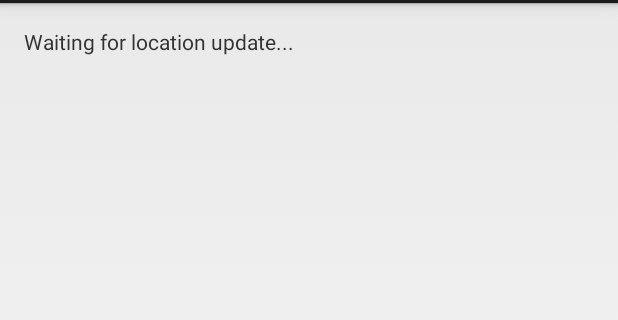
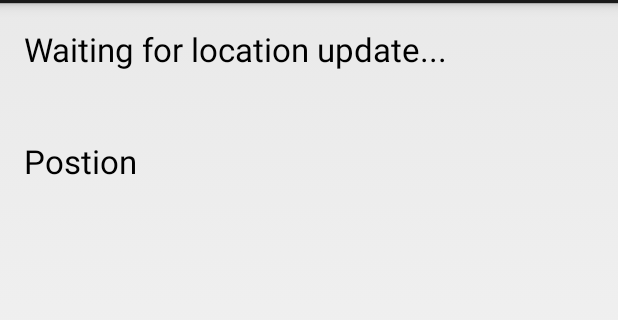
Before and after one commit to tgibbons-students-css/AndroidGPSLocation, an Android app: the screen it shows after launch (MainActivity), on a phone screen of 412 x 824 dp, the part 69-389 px from its top. Run offline under Robolectric (Android 15) with nearby library versions, the phone set to English and light mode, and no system bars.

Commit message:
Final version from class

```diff
--- a/app/src/main/res/layout/activity_main.xml
+++ b/app/src/main/res/layout/activity_main.xml
@@ -12,6 +12,18 @@
         android:id="@+id/textView1"
         android:layout_width="wrap_content"
         android:layout_height="wrap_content"
+        android:textAppearance="?android:attr/textAppearanceLarge"
         android:text="Waiting for location update..." />
 
-    </RelativeLayout>
+    <TextView
+        android:layout_width="wrap_content"
+        android:layout_height="wrap_content"
+        android:textAppearance="?android:attr/textAppearanceLarge"
+        android:text="Postion"
+        android:id="@+id/textView2"
+        android:layout_below="@+id/textView1"
+        android:layout_marginTop="45dp"
+        android:layout_alignParentEnd="true"
+        android:layout_alignParentStart="true" />
+
+</RelativeLayout>
```
Also changed, not shown: app/src/main/java/gibbons/androidgpslocation/MainActivity.java (+30 -43 lines), 5 other files.
